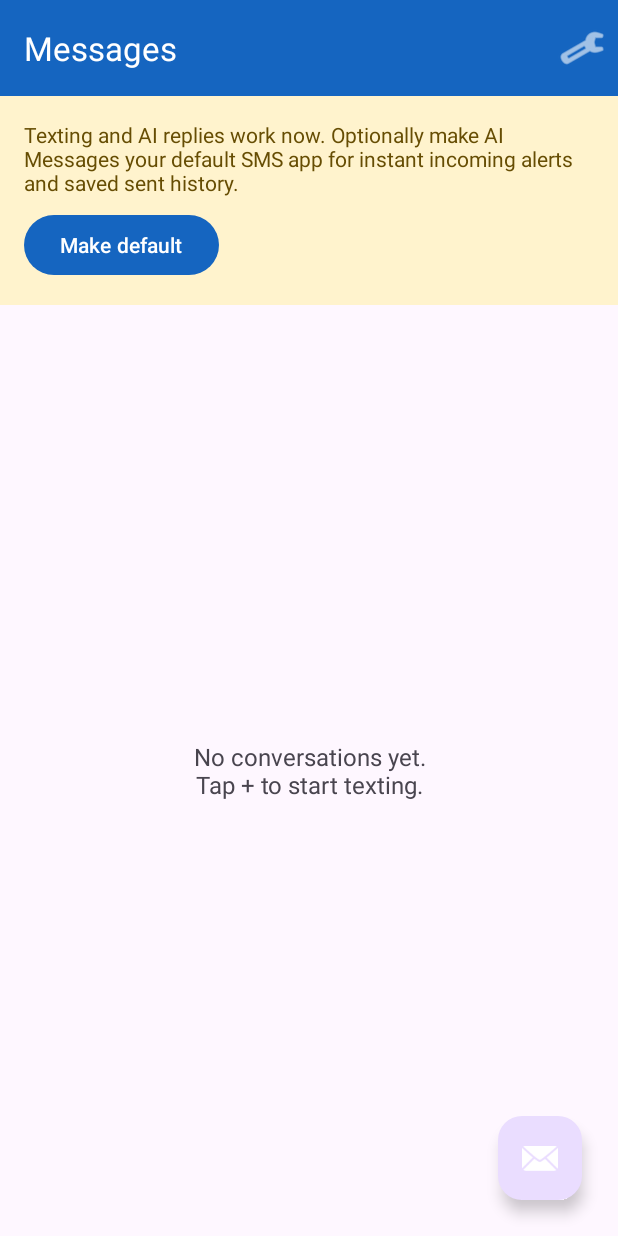
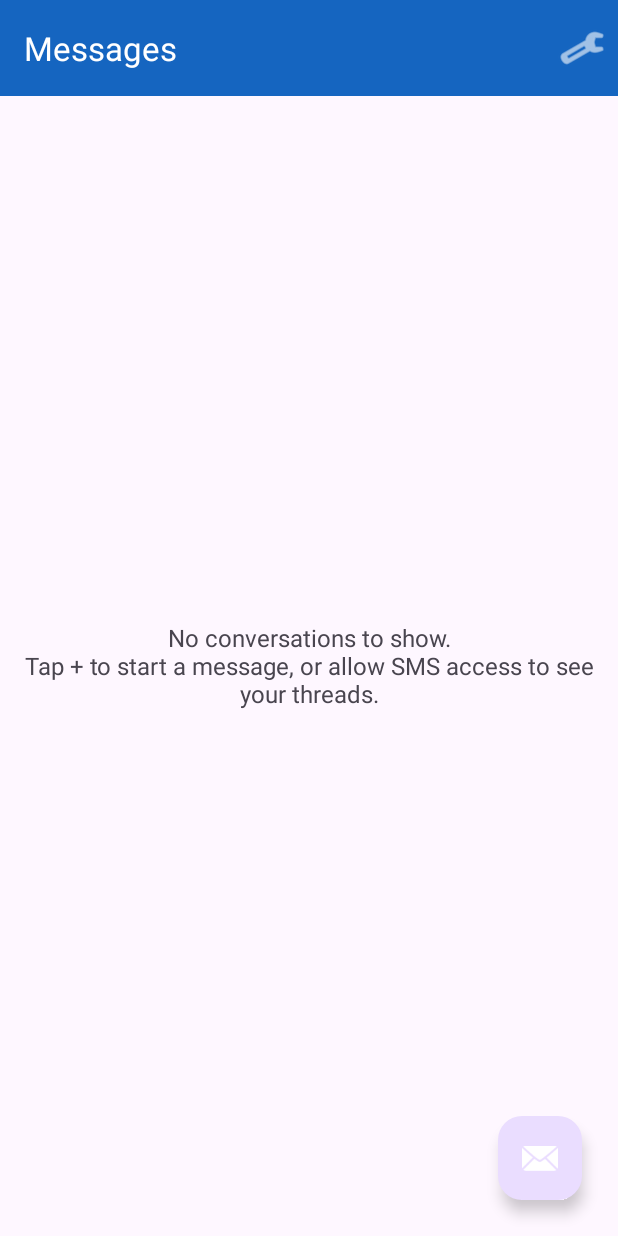
Before and after one commit to RandyRTorres/IV-sedation-course, an Android app: the screen it shows after launch (MainActivity), on a phone screen of 412 x 824 dp. Run offline under Robolectric (Android 15) with nearby library versions, the phone set to English and light mode, and no system bars.

Commit message:
Lite mode: read-only + hand off sending to default Messages app (no SMS-send permission)

```diff
--- a/app/src/main/java/com/textoverlay/assistant/MainActivity.kt
+++ b/app/src/main/java/com/textoverlay/assistant/MainActivity.kt
@@ -1,11 +1,9 @@
 package com.textoverlay.assistant
 
 import android.Manifest
-import android.app.role.RoleManager
 import android.content.Intent
 import android.content.pm.PackageManager
 import android.database.ContentObserver
-import android.os.Build
 import android.os.Bundle
 import android.os.Handler
 import android.os.Looper
@@ -30,10 +28,6 @@ class MainActivity : AppCompatActivity() {
         ActivityResultContracts.RequestMultiplePermissions()
     ) { refresh() }
 
-    private val requestDefault = registerForActivityResult(
-        ActivityResultContracts.StartActivityForResult()
-    ) { refresh() }
-
     private val observer = object : ContentObserver(Handler(Looper.getMainLooper())) {
         override fun onChange(selfChange: Boolean) = refresh()
     }
@@ -49,7 +43,7 @@ class MainActivity : AppCompatActivity() {
         binding.list.adapter = adapter
 
         binding.fab.setOnClickListener { openThread(-1L, null) }
-        binding.bannerButton.setOnClickListener { fixSetup() }
+        binding.bannerButton.setOnClickListener { ensurePermissions() }
         binding.settingsButton.setOnClickListener {
             startActivity(Intent(this, SettingsActivity::class.java))
         }
@@ -59,70 +53,38 @@ class MainActivity : AppCompatActivity() {
 
     override fun onResume() {
         super.onResume()
-        contentResolver.registerContentObserver(Telephony.Sms.CONTENT_URI, true, observer)
+        if (canReadSms()) {
+            contentResolver.registerContentObserver(Telephony.Sms.CONTENT_URI, true, observer)
+        }
         refresh()
     }
 
     override fun onPause() {
         super.onPause()
-        contentResolver.unregisterContentObserver(observer)
+        runCatching { contentResolver.unregisterContentObserver(observer) }
     }
 
-    private fun isDefaultSmsApp(): Boolean =
-        Telephony.Sms.getDefaultSmsPackage(this) == packageName
-
-    private fun hasSmsPermissions(): Boolean =
+    private fun canReadSms(): Boolean =
         ContextCompat.checkSelfPermission(this, Manifest.permission.READ_SMS) ==
             PackageManager.PERMISSION_GRANTED
 
     private fun ensurePermissions() {
-        val needed = mutableListOf(
-            Manifest.permission.READ_SMS,
-            Manifest.permission.SEND_SMS,
-            Manifest.permission.RECEIVE_SMS,
-            Manifest.permission.READ_CONTACTS
-        )
-        if (Build.VERSION.SDK_INT >= Build.VERSION_CODES.TIRAMISU) {
-            needed += Manifest.permission.POST_NOTIFICATIONS
-        }
-        val toAsk = needed.filter {
-            ContextCompat.checkSelfPermission(this, it) != PackageManager.PERMISSION_GRANTED
-        }
-        if (toAsk.isNotEmpty()) requestPermissions.launch(toAsk.toTypedArray())
-    }
-
-    /** One button that walks the user through whatever is still missing. */
-    private fun fixSetup() {
-        if (!hasSmsPermissions()) {
-            ensurePermissions()
-            return
-        }
-        if (!isDefaultSmsApp()) requestDefaultSmsApp()
-    }
-
-    private fun requestDefaultSmsApp() {
-        if (Build.VERSION.SDK_INT >= Build.VERSION_CODES.Q) {
-            val rm = getSystemService(RoleManager::class.java)
-            if (rm != null && rm.isRoleAvailable(RoleManager.ROLE_SMS) && !rm.isRoleHeld(RoleManager.ROLE_SMS)) {
-                requestDefault.launch(rm.createRequestRoleIntent(RoleManager.ROLE_SMS))
-                return
+        val needed = listOf(Manifest.permission.READ_SMS, Manifest.permission.READ_CONTACTS)
+            .filter {
+                ContextCompat.checkSelfPermission(this, it) != PackageManager.PERMISSION_GRANTED
             }
-        }
-        @Suppress("DEPRECATION")
-        val intent = Intent(Telephony.Sms.Intents.ACTION_CHANGE_DEFAULT)
-            .putExtra(Telephony.Sms.Intents.EXTRA_PACKAGE_NAME, packageName)
-        requestDefault.launch(intent)
+        if (needed.isNotEmpty()) requestPermissions.launch(needed.toTypedArray())
     }
 
     private fun refresh() {
-        val ready = isDefaultSmsApp() && hasSmsPermissions()
-        binding.banner.visibility = if (ready) View.GONE else View.VISIBLE
-        binding.bannerButton.text = getString(
-            if (!hasSmsPermissions()) R.string.grant_permissions else R.string.make_default_button
-        )
-        if (!hasSmsPermissions()) {
+        // The banner only nudges for read access; sending always works via the
+        // phone's Messages app regardless.
+        binding.banner.visibility = if (canReadSms()) View.GONE else View.VISIBLE
+        binding.bannerButton.text = getString(R.string.grant_permissions)
+
+        if (!canReadSms()) {
             adapter.submit(emptyList())
-            binding.empty.visibility = View.GONE
+            binding.empty.visibility = View.VISIBLE
             return
         }
         lifecycleScope.launch {
--- a/app/src/main/res/layout/activity_main.xml
+++ b/app/src/main/res/layout/activity_main.xml
@@ -48,7 +48,7 @@
                 android:layout_width="wrap_content"
                 android:layout_height="wrap_content"
                 android:layout_marginTop="8dp"
-                android:text="@string/make_default_button" />
+                android:text="@string/grant_permissions" />
         </LinearLayout>
 
         <FrameLayout
--- a/app/src/main/res/values/strings.xml
+++ b/app/src/main/res/values/strings.xml
@@ -5,19 +5,17 @@
     <!-- Conversation list -->
     <string name="conversations">Messages</string>
     <string name="new_message">New message</string>
-    <string name="no_conversations">No conversations yet.\nTap + to start texting.</string>
+    <string name="no_conversations">No conversations to show.\nTap + to start a message, or allow SMS access to see your threads.</string>
     <string name="settings">Settings</string>
 
-    <!-- Default-SMS banner -->
-    <string name="make_default_title">Set AI Messages as your texting app</string>
-    <string name="make_default_body">Texting and AI replies work now. Optionally make AI Messages your default SMS app for instant incoming alerts and saved sent history.</string>
-    <string name="make_default_button">Make default</string>
+    <!-- Read-access banner -->
+    <string name="make_default_body">Allow SMS &amp; contacts access to show your conversations here. Sending always goes through your phone\'s Messages app.</string>
     <string name="grant_permissions">Allow SMS &amp; contacts</string>
 
     <!-- Thread -->
     <string name="recipient_hint">Phone number</string>
     <string name="message_hint">Text message</string>
-    <string name="send">Send</string>
+    <string name="send">Send ›</string>
     <string name="summarize">Summarize</string>
     <string name="suggest_reply">Suggest reply</string>
     <string name="thinking">Thinking…</string>
@@ -25,7 +23,8 @@
     <string name="ok">OK</string>
     <string name="no_api_key_short">Add your Claude API key in Settings first.</string>
     <string name="enter_recipient">Enter a phone number first.</string>
-    <string name="not_default_warning">AI Messages isn\'t your default SMS app, so messages can\'t be sent. Open the app to fix this.</string>
+    <string name="no_history">Open a conversation with history to use this.</string>
+    <string name="no_messaging_app">No Messages app found to send with.</string>
 
     <!-- Settings -->
     <string name="api_key_label">Claude API key</string>
```
Also changed, not shown: app/src/main/AndroidManifest.xml (+6 -64 lines), app/src/main/java/com/textoverlay/assistant/HeadlessSmsSendService.kt (deleted, +0 -37 lines), app/src/main/java/com/textoverlay/assistant/MmsDeliverReceiver.kt (deleted, +0 -16 lines), app/src/main/java/com/textoverlay/assistant/SmsDeliverReceiver.kt (deleted, +0 -80 lines), app/src/main/java/com/textoverlay/assistant/SmsRepository.kt (+4 -59 lines), app/src/main/java/com/textoverlay/assistant/ThreadActivity.kt (+34 -67 lines).
